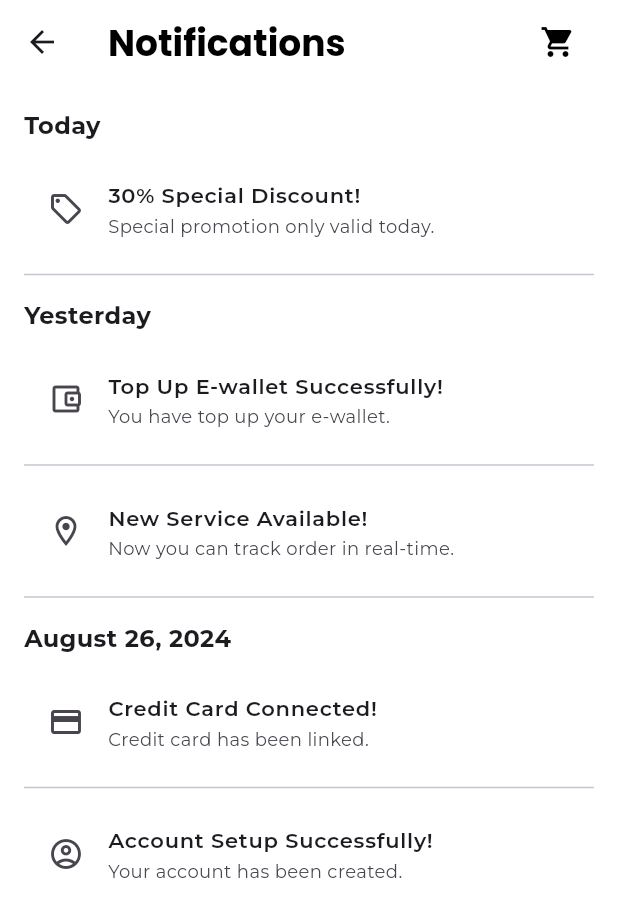
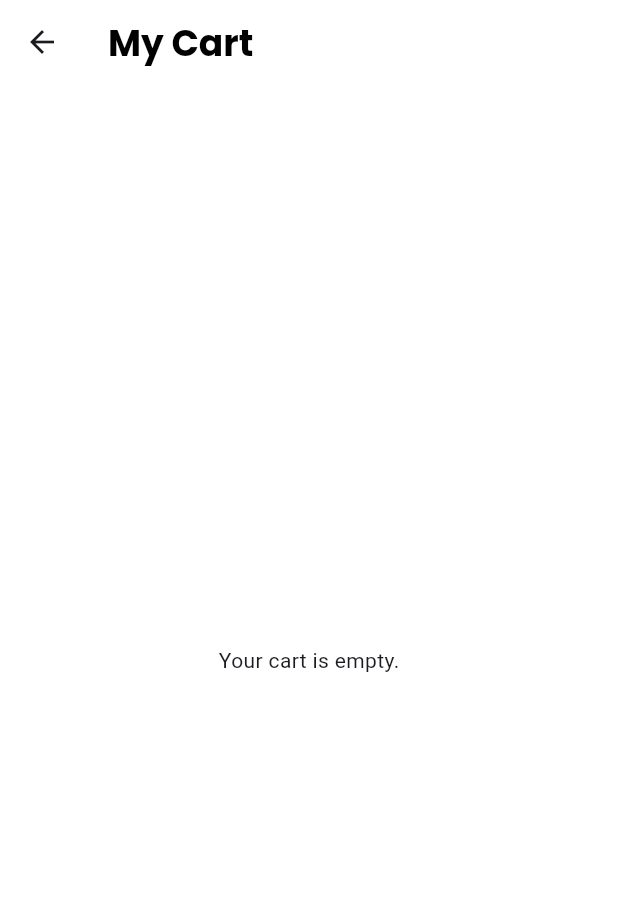
Before and after one commit to azzanslebew/GetX_Apps, a Flutter app: the Notifications screen opened directly, after a tap on the "shopping cart" icon, on a phone screen of 412 x 824 dp. Shown: the top 917 px of the screen. Run offline on Flutter 3.47's test engine with Material 3 defaults, Android fonts, the light colour scheme and no system bars; our stand-ins replace get, google_fonts, sqflite; accounts and stored records are empty.

Commit message:
#11 Add to cart use local db

```diff
--- a/lib/bindings/bindings.dart
+++ b/lib/bindings/bindings.dart
@@ -1,5 +1,6 @@
 import 'package:get/get.dart';
 import 'package:getx_apps/controller/bottom_nav_controller.dart';
+import 'package:getx_apps/controller/cart_controller.dart';
 import 'package:getx_apps/controller/category_controller.dart';
 import 'package:getx_apps/controller/explore_controller.dart';
 import 'package:getx_apps/controller/login_controller.dart';
@@ -11,5 +12,6 @@ class MyBindings extends Bindings {
     Get.lazyPut<CategoryController>(() => CategoryController());
     Get.lazyPut<LoginController>(() => LoginController());
     Get.lazyPut<ExploreController>(() => ExploreController());
+    Get.lazyPut<CartController>(() => CartController());
   }
 }
--- /dev/null
+++ b/lib/controller/cart_controller.dart
@@ -0,0 +1,62 @@
+import 'package:get/get.dart';
+import 'package:getx_apps/models/cart_model.dart';
+import 'package:sqflite/sqflite.dart';
+import 'package:path/path.dart';
+
+class CartController extends GetxController {
+  static Database? _db;
+  var cartItems = <CartModel>[].obs;
+
+  @override
+  void onInit() {
+    super.onInit();
+    loadCartItems();
+  }
+
+  Future<Database?> get db async {
+    _db ??= await initDB();
+    return _db;
+  }
+
+  Future<Database> initDB() async {
+    var databasePath = await getDatabasesPath();
+    String path = join(databasePath, 'cart_database.db');
+
+    return await openDatabase(
+      path,
+      version: 1,
+      onCreate: (db, version) async {
+        await db.execute('''
+          CREATE TABLE cart(
+            id INTEGER PRIMARY KEY AUTOINCREMENT,
+            title TEXT,
+            imageUrl TEXT,
+            price TEXT
+          )
+        ''');
+      },
+    );
+  }
+
+  // Insert Item to Cart
+  Future<int> addToCart(CartModel item) async {
+    var dbClient = await db;
+    int result = await dbClient!.insert('cart', item.toMap());
+    loadCartItems();
+    return result;
+  }
+
+  // Retrieve Cart Items
+  Future<void> loadCartItems() async {
+    var dbClient = await db;
+    List<Map<String, dynamic>> queryResult = await dbClient!.query('cart');
+    cartItems.assignAll(queryResult.map((data) => CartModel.fromMap(data)).toList());
+  }
+
+  // Delete Cart Item
+  Future<void> deleteCartItem(int id) async {
+    var dbClient = await db;
+    await dbClient!.delete('cart', where: 'id = ?', whereArgs: [id]);
+    loadCartItems();
+  }
+}
--- a/lib/controller/category_controller.dart
+++ b/lib/controller/category_controller.dart
@@ -1,4 +1,5 @@
 import 'package:get/get.dart';
+import '../models/cart_model.dart'; // Import your CartModel
 import '../widgets/home/categories/load_shirts.dart';
 import '../widgets/home/categories/load_pants.dart';
 import '../widgets/home/categories/load_shoes.dart';
@@ -9,6 +10,7 @@ import '../widgets/home/categories/load_jackets.dart';
 class CategoryController extends GetxController {
   var selectedCategory = 'All'.obs;
   var products = <Map<String, String>>[].obs;
+  var cartItems = <CartModel>[].obs;
 
   @override
   void onInit() {
@@ -52,4 +54,8 @@ class CategoryController extends GetxController {
       ...jackets,
     ];
   }
+
+  void addToCart(CartModel product) {
+    cartItems.add(product);
+  }
 }
--- a/lib/controller/explore_controller.dart
+++ b/lib/controller/explore_controller.dart
@@ -2,7 +2,7 @@ import 'package:get/get.dart';
 
 class ExploreController extends GetxController {
   var imageItems = <Map<String, String>>[
-        {
+    {
       'imagePath': 'assets/images/eiger1.jpg',
     },
     {
@@ -24,5 +24,4 @@ class ExploreController extends GetxController {
       'imagePath': 'assets/images/eiger7.jpg',
     },
   ].obs;
-
 }
--- a/lib/main.dart
+++ b/lib/main.dart
@@ -1,6 +1,7 @@
 import 'package:flutter/material.dart';
 import 'package:get/get.dart';
 import 'package:getx_apps/bindings/bindings.dart';
+import 'package:getx_apps/pages/cart_page.dart';
 import 'package:getx_apps/pages/home_page.dart';
 import 'package:getx_apps/pages/login_page.dart';
 import 'package:getx_apps/pages/welcome_page.dart';
@@ -19,6 +20,7 @@ class MyApp extends StatelessWidget {
       initialBinding: MyBindings(),
       initialRoute: '/',
       getPages: [
+        GetPage(name: '/cart', page: () => const CartPage()),
         GetPage(name: '/', page: () => const WelcomePage()),
         GetPage(name: '/login', page: () => const LoginPage()),
         GetPage(
--- /dev/null
+++ b/lib/models/cart_model.dart
@@ -0,0 +1,32 @@
+class CartModel {
+  final int? id;
+  final String title;
+  final String imageUrl;
+  final String price;
+
+  CartModel(
+      {this.id,
+      required this.title,
+      required this.imageUrl,
+      required this.price});
+
+  // Metode untuk mengonversi CartModel menjadi Map
+  Map<String, dynamic> toMap() {
+    return {
+      'id': id,
+      'title': title,
+      'imageUrl': imageUrl,
+      'price': price,
+    };
+  }
+
+  // Metode untuk membuat CartModel dari Map
+  factory CartModel.fromMap(Map<String, dynamic> map) {
+    return CartModel(
+      id: map['id'],
+      title: map['title'],
+      imageUrl: map['imageUrl'],
+      price: map['price'],
+    );
+  }
+}
--- /dev/null
+++ b/lib/pages/cart_page.dart
@@ -0,0 +1,38 @@
+import 'package:flutter/material.dart';
+import 'package:get/get.dart';
+import 'package:getx_apps/controller/cart_controller.dart';
+import 'package:getx_apps/widgets/appbar.dart';
+
+class CartPage extends StatelessWidget {
+  const CartPage({super.key});
+
+  @override
+  Widget build(BuildContext context) {
+    final CartController cartController = Get.put(CartController());
+    return Scaffold(
+      backgroundColor: Colors.white,
+      appBar: const MyAppBar(
+        title: 'My Cart',
+        fontSize: 24,
+        showCartIcon: false,
+      ),
+      body: Obx(() {
+        if (cartController.cartItems.isEmpty) {
+          return const Center(child: Text('Your cart is empty.'));
+        }
+        return ListView.builder(
+          itemCount: cartController.cartItems.length,
+          itemBuilder: (context, index) {
+            var item = cartController.cartItems[index];
+            return ListTile(
+              leading: Image.asset(item.imageUrl),
+              title: Text(item.title),
+              subtitle: Text(item.price),
+              trailing: IconButton(onPressed: () {cartController.deleteCartItem(item.id!);}, icon: const Icon(Icons.delete_rounded)),
+            );
+          },
+        );
+      }),
+    );
+  }
+}
--- a/lib/pages/menus/notifications.dart
+++ b/lib/pages/menus/notifications.dart
@@ -1,5 +1,6 @@
 import 'package:flutter/material.dart';
 import 'package:getx_apps/widgets/appbar.dart';
+import 'package:getx_apps/widgets/divider.dart';
 import 'package:getx_apps/widgets/list_tile.dart';
 import 'package:getx_apps/widgets/text.dart';
 import 'package:google_fonts/google_fonts.dart';
@@ -33,7 +34,10 @@ class Notifications extends StatelessWidget {
             subtitle: 'Special promotion only valid today.',
             onTap: () {},
           ),
-          const Divider(),
+          const MyDivider(
+            isThick: false,
+            isColored: false,
+          ),
           const SizedBox(height: 8),
           MyText(
             text: 'Yesterday',
@@ -50,14 +54,20 @@ class Notifications extends StatelessWidget {
             subtitle: 'You have top up your e-wallet.',
             onTap: () {},
           ),
-          const Divider(),
+          const MyDivider(
+            isThick: false,
+            isColored: false,
+          ),
           MyListTile(
             leading: const Icon(Icons.location_on_outlined, size: 24),
             title: 'New Service Available!',
             subtitle: 'Now you can track order in real-time.',
             onTap: () {},
           ),
-          const Divider(),
+          const MyDivider(
+            isThick: false,
+            isColored: false,
+          ),
           const SizedBox(height: 8),
           MyText(
             text: 'August 26, 2024',
@@ -73,7 +83,10 @@ class Notifications extends StatelessWidget {
             subtitle: 'Credit card has been linked.',
             onTap: () {},
           ),
-          const Divider(),
+          const MyDivider(
+            isThick: false,
+            isColored: false,
+          ),
           MyListTile(
             leading: const Icon(Icons.account_circle_outlined, size: 24),
             title: 'Account Setup Successfully!',
--- a/lib/pages/welcome_page.dart
+++ b/lib/pages/welcome_page.dart
@@ -33,6 +33,7 @@ class WelcomePage extends StatelessWidget {
               showBorder: false,
               showIcon: true,
               icon: Icons.arrow_forward_rounded,
+              useSizedBox: true,
             )
           ],
         ),
--- a/lib/widgets/appbar.dart
+++ b/lib/widgets/appbar.dart
@@ -1,4 +1,5 @@
 import 'package:flutter/material.dart';
+import 'package:get/get.dart';
 import 'package:google_fonts/google_fonts.dart';
 
 class MyAppBar extends StatelessWidget implements PreferredSizeWidget {
@@ -31,7 +32,9 @@ class MyAppBar extends StatelessWidget implements PreferredSizeWidget {
           ),
           if (showCartIcon)
             IconButton(
-              onPressed: () {},
+              onPressed: () {
+                Get.toNamed('/cart');
+              },
               icon: const Icon(
                 Icons.shopping_cart,
                 color: Colors.black,
--- /dev/null
+++ b/lib/widgets/divider.dart
@@ -0,0 +1,15 @@
+import 'package:flutter/material.dart';
+
+class MyDivider extends StatelessWidget {
+  final bool isThick;
+  final bool isColored;
+  const MyDivider({super.key, required this.isThick, required this.isColored});
+
+  @override
+  Widget build(BuildContext context) {
+    return Divider(
+      thickness: isThick ? 1 : 0,
+      color: isColored ? Colors.grey.shade300 : Colors.black,
+    );
+  }
+}
--- a/pubspec.yaml
+++ b/pubspec.yaml
@@ -37,6 +37,8 @@ dependencies:
   cupertino_icons: ^1.0.8
   google_fonts: ^6.2.1
   get: ^4.6.6
+  sqflite: ^2.3.3+1
+  path: ^1.8.0
 
 dev_dependencies:
   flutter_test:
```
Also changed, not shown: lib/pages/login_page.dart (+16 -65 lines), lib/pages/menus/account.dart (+13 -3 lines), lib/widgets/Home/product_card.dart (+23 -22 lines), lib/widgets/divider_with_text.dart (added, +42 -0 lines), lib/widgets/elevated_button.dart (+31 -19 lines), lib/widgets/text_span.dart (added, +43 -0 lines), pubspec.lock, 1 other file.
